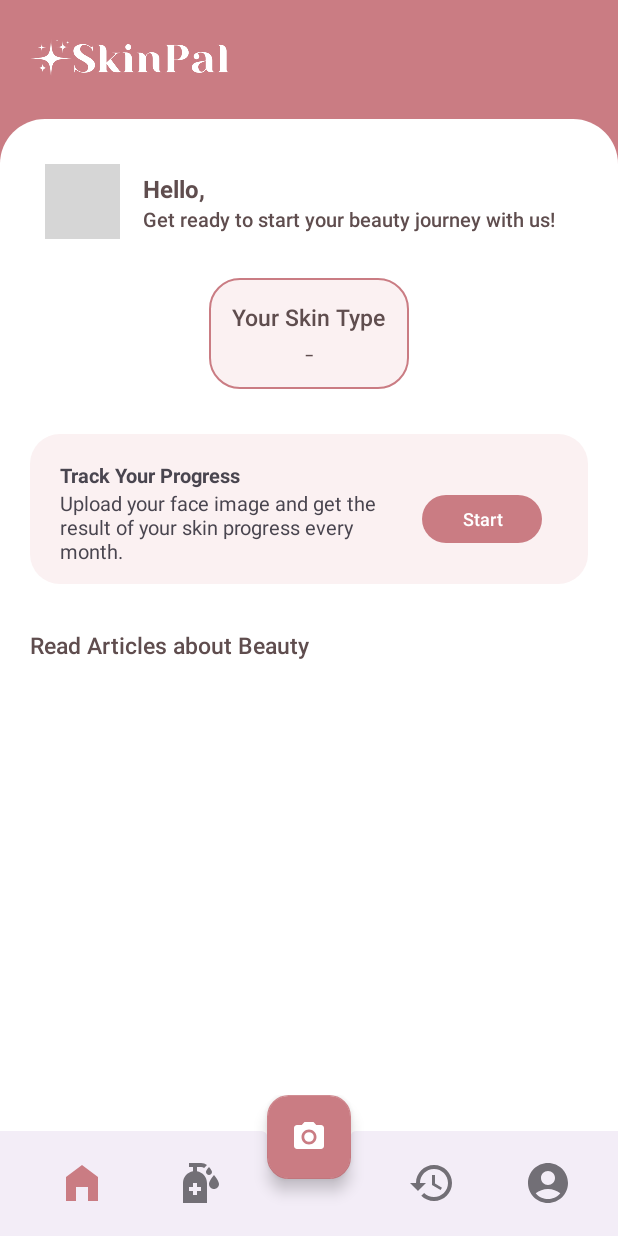
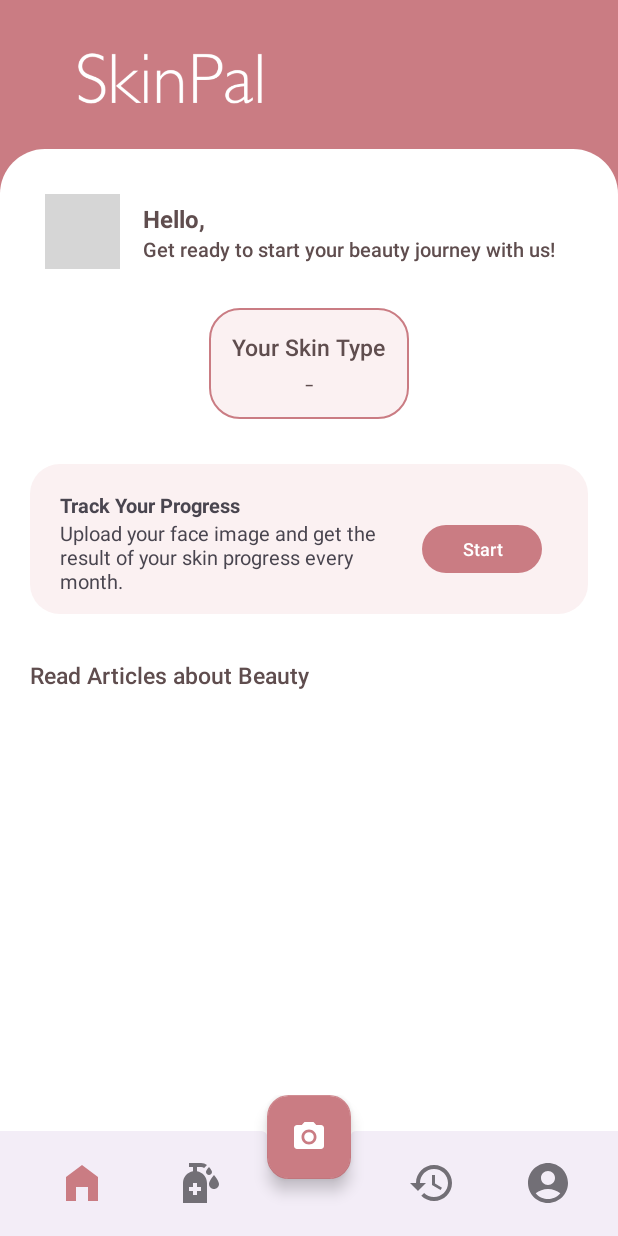
Before and after one commit to SkinPal/MD-App-Development, an Android app: the HomeFragment screen opened directly, with no data from a screen before it, on a phone screen of 412 x 824 dp. Run offline under Robolectric (Android 15) with nearby library versions, the phone set to English and light mode, and no system bars; our stand-ins replace Room's generated code, navigation-ui; libraries missing offline, so code that uses them is left out: androidx.databinding.adapters; pictures from the network do not load; grey boxes are pictures that could not be loaded.

Commit message:
Add logo

```diff
--- a/app/src/main/AndroidManifest.xml
+++ b/app/src/main/AndroidManifest.xml
@@ -17,9 +17,9 @@
         android:allowBackup="true"
         android:dataExtractionRules="@xml/data_extraction_rules"
         android:fullBackupContent="@xml/backup_rules"
-        android:icon="@mipmap/ic_launcher"
+        android:icon="@drawable/skinpal"
         android:label="@string/app_name"
-        android:roundIcon="@mipmap/ic_launcher_round"
+        android:roundIcon="@drawable/skinpal_round"
         android:supportsRtl="true"
         android:theme="@style/Theme.SkinPal"
         tools:targetApi="31">
--- a/app/src/main/res/layout/fragment_home.xml
+++ b/app/src/main/res/layout/fragment_home.xml
@@ -12,10 +12,12 @@
 
     <ImageView
         android:id="@+id/logo"
-        android:layout_width="175dp"
-        android:layout_height="79dp"
-        android:padding="12dp"
-        android:src="@drawable/logo"
+        android:layout_width="185dp"
+        android:layout_height="89dp"
+        android:layout_marginStart="20dp"
+        android:layout_marginVertical="10dp"
+        android:padding="16dp"
+        android:src="@drawable/skinpal_crop"
         android:textStyle="bold"
         app:layout_constraintBottom_toTopOf="@id/sv_content"
         app:layout_constraintStart_toStartOf="parent"
```
Also changed, not shown: app/src/main/res/drawable/skinpal_crop.png (added), app/src/main/res/drawable/skinpal_round.png (added), app/src/main/res/drawable/skinpal_tagline.png (added).
